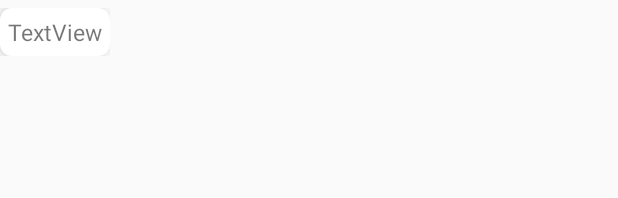
After one commit to jlin106/lentals, an Android app: the layout chat_bubble.xml on its own in the app's theme, with its tools: preview values and no code run, on a phone screen of 412 x 824 dp. The commit adds this screen. Shown: the top 198 px of the screen. Run offline under Robolectric (Android 15) with nearby library versions, the phone set to English and light mode, and no system bars.

Commit message:
implement basic working chat
Signed-off-by: cameronfr <catechboy@hotmail.com>

```diff
--- /dev/null
+++ b/app/src/main/res/layout/chat_bubble.xml
@@ -0,0 +1,26 @@
+<?xml version="1.0" encoding="utf-8"?>
+<LinearLayout xmlns:android="http://schemas.android.com/apk/res/android"
+    android:layout_width="wrap_content"
+    android:layout_height="wrap_content"
+    android:layout_marginTop="5sp">
+
+    <LinearLayout
+        android:id="@+id/LinearLayoutxx"
+        android:layout_width="wrap_content"
+        android:layout_height="wrap_content"
+        android:background="@drawable/rounded_rectangle"
+        android:elevation="4dp"
+        android:orientation="vertical">
+
+        <TextView
+            android:id="@+id/messageBubbleText"
+            android:layout_width="match_parent"
+            android:layout_height="wrap_content"
+            android:layout_marginTop="0sp"
+            android:padding="5sp"
+            android:text="TextView"
+            android:textSize="15sp" />
+
+    </LinearLayout>
+
+</LinearLayout>
```
Also changed, not shown: app/src/main/java/com/riceandbeansand/lentals/ChatFragment.kt (added, +89 -0 lines), app/src/main/java/com/riceandbeansand/lentals/ChatItemSchema.java (added, +20 -0 lines), app/src/main/java/com/riceandbeansand/lentals/ItemProfileFragment.java (+14 -1 lines), app/src/main/res/layout/chat.xml (added, +65 -0 lines).
